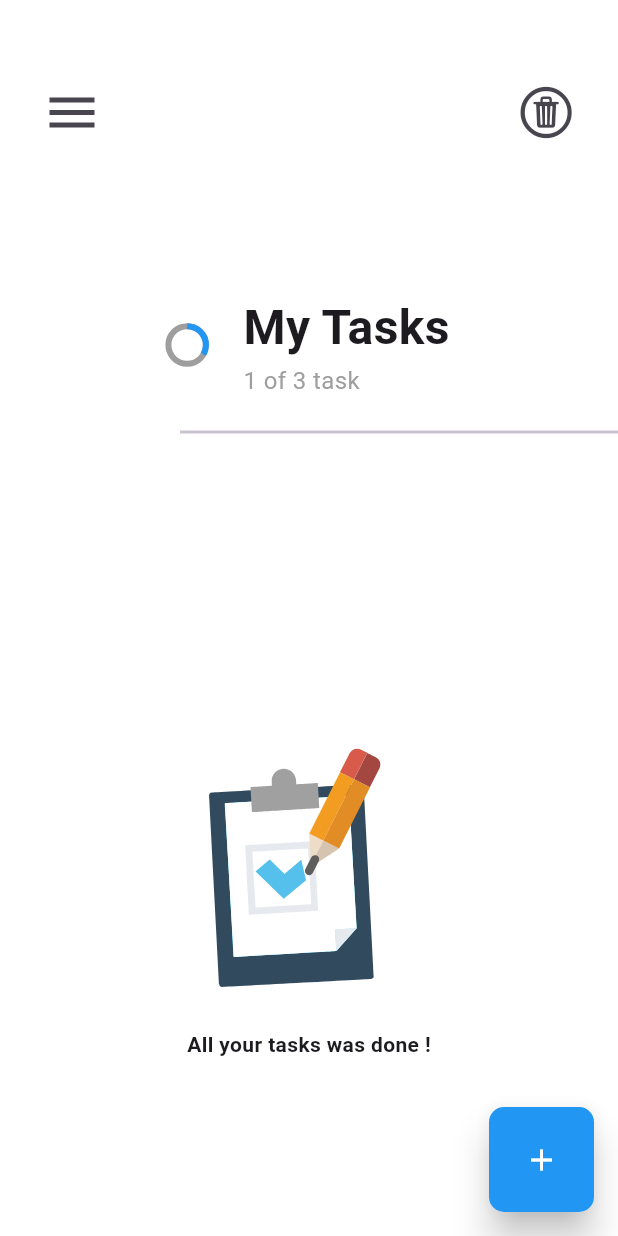
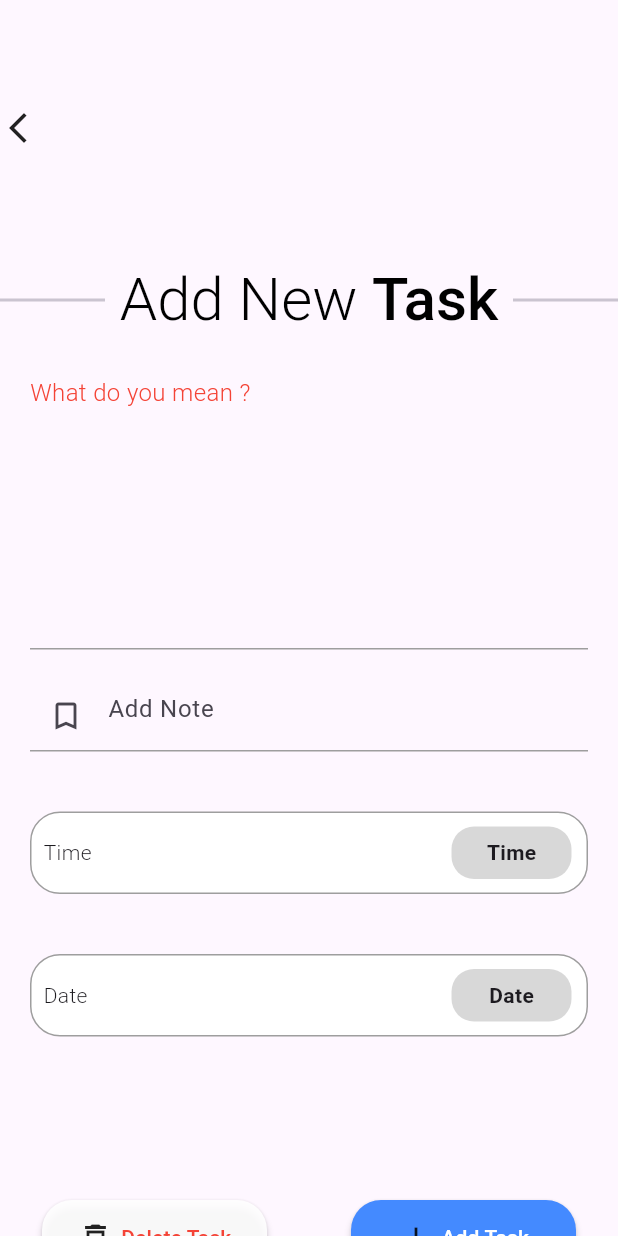
Before and after one commit to Duongmanhvp/-Flutter-TO_DO_app, a Flutter app: the screen it shows after launch, after a tap on the "add" icon, on a phone screen of 412 x 824 dp. Run offline on Flutter 3.47's test engine with Material 3 defaults, Android fonts, the phone set to English and light mode, and no system bars; drawn by our look-alikes of flutter_slider_drawer; our stand-ins replace animate_do, lottie, sidebarx; missing offline and left inert: flutter_cupertino_date_picker_fork.

Commit message:
Add Task Screen

```diff
--- a/todo/lib/main.dart
+++ b/todo/lib/main.dart
@@ -1,5 +1,6 @@
 import 'package:flutter/material.dart';
 import 'package:todo/view/home/home_screen.dart';
+import 'package:todo/view/tasks/task_screen.dart';
 
 void main() {
   runApp(const MainApp());
--- /dev/null
+++ b/todo/lib/utils/strings.dart
@@ -0,0 +1,7 @@
+class MyString {
+  static const String addNote = 'Add Note';
+  static const String timeStr = 'Time';
+  static const String dateStr = 'Date';
+  static const String deleteStr = 'Delete Task';
+  static const String addTaskStr = 'Add Task';
+}
--- a/todo/lib/view/home/widget/fab.dart
+++ b/todo/lib/view/home/widget/fab.dart
@@ -1,4 +1,6 @@
+import 'package:flutter/cupertino.dart';
 import 'package:flutter/material.dart';
+import 'package:todo/view/tasks/task_screen.dart';
 
 class FAB extends StatelessWidget {
   const FAB({
@@ -8,7 +10,10 @@ class FAB extends StatelessWidget {
   @override
   Widget build(BuildContext context) {
     return GestureDetector(
-      onTap: () {},
+      onTap: () {
+        Navigator.push(
+            context, CupertinoPageRoute(builder: (_) => const TaskScreen()));
+      },
       child: Material(
         borderRadius: BorderRadius.circular(10.0),
         elevation: 10.0,
--- /dev/null
+++ b/todo/lib/view/tasks/components/date_time_picker.dart
@@ -0,0 +1,60 @@
+import 'package:flutter/material.dart';
+
+class DateTimeSelectionWidget extends StatelessWidget {
+  const DateTimeSelectionWidget({
+    super.key,
+    required this.onTap,
+    required this.title,
+  });
+
+  final VoidCallback onTap;
+  final String title;
+  @override
+  Widget build(BuildContext context) {
+    return GestureDetector(
+      onTap: onTap,
+      child: Container(
+        margin: const EdgeInsets.all(20.0),
+        width: double.infinity,
+        height: 55,
+        decoration: BoxDecoration(
+          color: Colors.white,
+          border: Border.all(
+            color: Colors.grey,
+          ),
+          borderRadius: BorderRadius.circular(20.0),
+        ),
+        child: Row(
+          mainAxisAlignment: MainAxisAlignment.spaceBetween,
+          children: [
+            Padding(
+              padding: EdgeInsets.only(left: 8.0),
+              child: Text(
+                title,
+                style: const TextStyle(
+                  fontWeight: FontWeight.w300,
+                ),
+              ),
+            ),
+            Container(
+              alignment: Alignment.center,
+              margin: const EdgeInsets.only(right: 10.0),
+              width: 80,
+              height: 35,
+              decoration: BoxDecoration(
+                borderRadius: BorderRadius.circular(15.0),
+                color: Colors.grey.withOpacity(.4),
+              ),
+              child: Text(
+                title,
+                style: const TextStyle(
+                  fontWeight: FontWeight.bold,
+                ),
+              ),
+            )
+          ],
+        ),
+      ),
+    );
+  }
+}
--- /dev/null
+++ b/todo/lib/view/tasks/components/text_form_field.dart
@@ -0,0 +1,43 @@
+import 'package:flutter/material.dart';
+import 'package:todo/utils/strings.dart';
+
+class CustomTextField extends StatelessWidget {
+  const CustomTextField({
+    super.key,
+    required this.controller,
+    this.isDescription = false,
+  });
+
+  final TextEditingController controller;
+  final bool isDescription;
+  @override
+  Widget build(BuildContext context) {
+    return Container(
+      margin: const EdgeInsets.symmetric(
+        horizontal: 20,
+      ),
+      width: double.infinity,
+      child: TextFormField(
+        controller: controller,
+        maxLines: isDescription ? null : 6,
+        cursorHeight: isDescription ? null : 40,
+        decoration: InputDecoration(
+          hintText: isDescription ? MyString.addNote : null,
+          prefixIcon: isDescription ? const Icon(Icons.bookmark_border) : null,
+          enabledBorder: const UnderlineInputBorder(
+            borderSide: BorderSide(
+              color: Colors.grey,
+            ),
+          ),
+          focusedBorder: const UnderlineInputBorder(
+            borderSide: BorderSide(
+              color: Colors.red,
+            ),
+          ),
+        ),
+        onFieldSubmitted: (value) {},
+        onChanged: (value) {},
+      ),
+    );
+  }
+}
--- /dev/null
+++ b/todo/lib/view/tasks/task_screen.dart
@@ -0,0 +1,198 @@
+import 'package:flutter/material.dart';
+import 'package:flutter_cupertino_date_picker_fork/flutter_cupertino_date_picker_fork.dart';
+import 'package:todo/utils/strings.dart';
+import 'package:todo/view/tasks/components/date_time_picker.dart';
+import 'package:todo/view/tasks/components/text_form_field.dart';
+import 'package:todo/view/tasks/widgets/task_app_bar.dart';
+
+class TaskScreen extends StatefulWidget {
+  const TaskScreen({super.key});
+
+  @override
+  State<TaskScreen> createState() => _TaskScreenState();
+}
+
+class _TaskScreenState extends State<TaskScreen> {
+  final TextEditingController titleController = TextEditingController();
+  final TextEditingController descriptionController = TextEditingController();
+
+  @override
+  Widget build(BuildContext context) {
+    return GestureDetector(
+      onTap: () => FocusManager.instance.primaryFocus!.unfocus(),
+      child: Scaffold(
+        appBar: const TaskAppBar(),
+        body: SizedBox(
+            width: double.infinity,
+            height: double.infinity,
+            child: SingleChildScrollView(
+              child: Column(
+                children: [
+                  //top
+                  _topTask(),
+
+                  // body
+                  _bodyTask(context),
+
+                  // bottom
+                  // delete current task
+                  Row(
+                    mainAxisAlignment: MainAxisAlignment.spaceAround,
+                    children: [
+                      //delete
+                      MaterialButton(
+                        color: Colors.white.withOpacity(.9),
+                        onPressed: () {},
+                        minWidth: 150,
+                        height: 50,
+                        shape: RoundedRectangleBorder(
+                          borderRadius: BorderRadius.circular(20.0),
+                        ),
+                        child: const Row(
+                          children: [
+                            Icon(Icons.delete_outline),
+                            SizedBox(
+                              width: 5,
+                            ),
+                            Text(
+                              MyString.deleteStr,
+                              style: TextStyle(
+                                color: Colors.red,
+                              ),
+                            ),
+                          ],
+                        ),
+                      ),
+
+                      //add
+                      MaterialButton(
+                        color: Colors.blueAccent,
+                        onPressed: () {},
+                        minWidth: 150,
+                        height: 50,
+                        shape: RoundedRectangleBorder(
+                          borderRadius: BorderRadius.circular(20.0),
+                        ),
+                        child: const Row(
+                          children: [
+                            Icon(Icons.add),
+                            SizedBox(
+                              width: 5,
+                            ),
+                            Text(
+                              MyString.addTaskStr,
+                              style: TextStyle(
+                                color: Colors.white,
+                              ),
+                            ),
+                          ],
+                        ),
+                      ),
+                    ],
+                  ),
+                ],
+              ),
+            )),
+      ),
+    );
+  }
+
+  Widget _bodyTask(BuildContext context) {
+    return SizedBox(
+      width: double.infinity,
+      height: 550,
+      child: Column(
+        crossAxisAlignment: CrossAxisAlignment.start,
+        children: [
+          const Padding(
+            padding: EdgeInsets.only(left: 20.0),
+            child: Text(
+              "What do you mean ?",
+              style: TextStyle(
+                color: Colors.red,
+                fontSize: 16,
+                fontWeight: FontWeight.w300,
+              ),
+            ),
+          ),
+          CustomTextField(controller: titleController),
+          const SizedBox(
+            height: 20,
+          ),
+          CustomTextField(
+            controller: descriptionController,
+            isDescription: true,
+          ),
+          const SizedBox(
+            height: 20,
+          ),
+          DateTimeSelectionWidget(
+            onTap: () {
+              showModalBottomSheet(
+                context: context,
+                builder: (_) => SizedBox(
+                  height: 280,
+                  child: TimePickerWidget(),
+                ),
+              );
+            },
+            title: MyString.timeStr,
+          ),
+          DateTimeSelectionWidget(
+            onTap: () {
+              DatePicker.showDatePicker(
+                context,
+                minDateTime: DateTime.now(),
+                maxDateTime: DateTime(2100, 12, 31),
+                onConfirm: (dateTime, _) {},
+              );
+            },
+            title: MyString.dateStr,
+          ),
+        ],
+      ),
+    );
+  }
+
+  Widget _topTask() {
+    return SizedBox(
+      width: double.infinity,
+      height: 100,
+      child: Row(
+        mainAxisAlignment: MainAxisAlignment.spaceBetween,
+        crossAxisAlignment: CrossAxisAlignment.center,
+        children: [
+          const SizedBox(
+            width: 70,
+            child: Divider(
+              thickness: 2,
+            ),
+          ),
+          RichText(
+            text: const TextSpan(
+              text: "Add New ",
+              style: TextStyle(
+                fontWeight: FontWeight.w300,
+                fontSize: 40.0,
+                color: Colors.black,
+              ),
+              children: [
+                TextSpan(
+                    text: "Task",
+                    style: TextStyle(
+                      fontWeight: FontWeight.w500,
+                    ))
+              ],
+            ),
+          ),
+          const SizedBox(
+            width: 70,
+            child: Divider(
+              thickness: 2,
+            ),
+          ),
+        ],
+      ),
+    );
+  }
+}
--- /dev/null
+++ b/todo/lib/view/tasks/widgets/task_app_bar.dart
@@ -0,0 +1,27 @@
+import 'package:flutter/cupertino.dart';
+import 'package:flutter/material.dart';
+
+class TaskAppBar extends StatelessWidget implements PreferredSizeWidget {
+  const TaskAppBar({super.key});
+
+  @override
+  Widget build(BuildContext context) {
+    return SizedBox(
+      width: double.infinity,
+      height: 150,
+      child: Row(children: [
+        Padding(
+          padding: const EdgeInsets.only(top: 20.0),
+          child: GestureDetector(
+              onTap: () {
+                Navigator.pop(context);
+              },
+              child: Icon(Icons.arrow_back_ios_new)),
+        ),
+      ]),
+    );
+  }
+
+  @override
+  Size get preferredSize => Size.fromHeight(150);
+}
--- a/todo/pubspec.yaml
+++ b/todo/pubspec.yaml
@@ -22,6 +22,7 @@ dependencies:
   ftoast: ^2.0.0
   flutter_slider_drawer: ^2.1.1
   sidebarx: ^0.17.1
+  flutter_cupertino_date_picker_fork: ^1.0.7
 
 dev_dependencies:
   flutter_test:
```
Also changed, not shown: todo/pubspec.lock.
